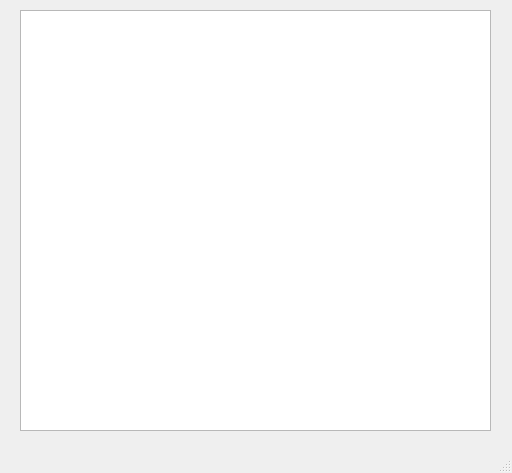
Before: the Qt Designer form bullMargetTester/bullMargetTester/bullMargetTester.ui in EasyCoding-7/pythonQuantBackTesting, drawn with Qt 5.
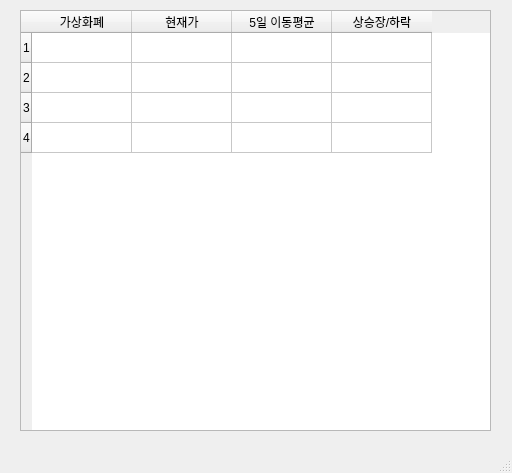
After: the same form once the commit is applied.

What changed in the file:
```diff
--- a/bullMargetTester/bullMargetTester/bullMargetTester.ui
+++ b/bullMargetTester/bullMargetTester/bullMargetTester.ui
@@ -23,6 +23,33 @@
       <height>421</height>
      </rect>
     </property>
+    <property name="rowCount">
+     <number>4</number>
+    </property>
+    <row/>
+    <row/>
+    <row/>
+    <row/>
+    <column>
+     <property name="text">
+      <string>가상화폐</string>
+     </property>
+    </column>
+    <column>
+     <property name="text">
+      <string>현재가</string>
+     </property>
+    </column>
+    <column>
+     <property name="text">
+      <string>5일 이동평균</string>
+     </property>
+    </column>
+    <column>
+     <property name="text">
+      <string>상승장/하락</string>
+     </property>
+    </column>
    </widget>
   </widget>
   <widget class="QMenuBar" name="menubar">
```
